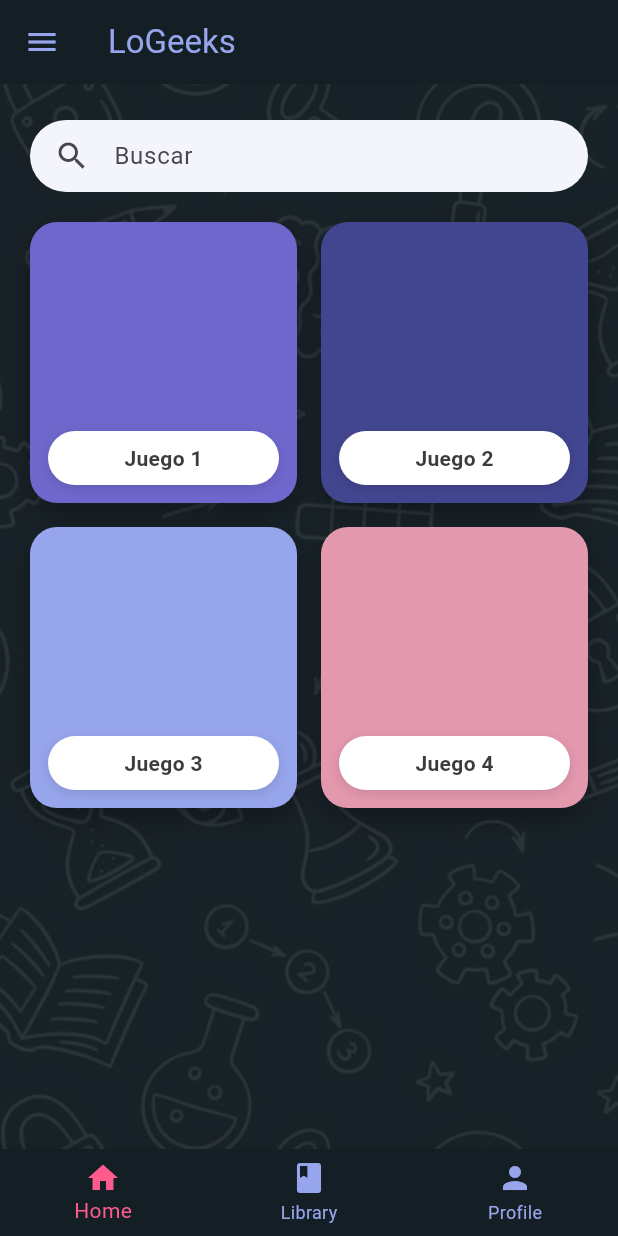
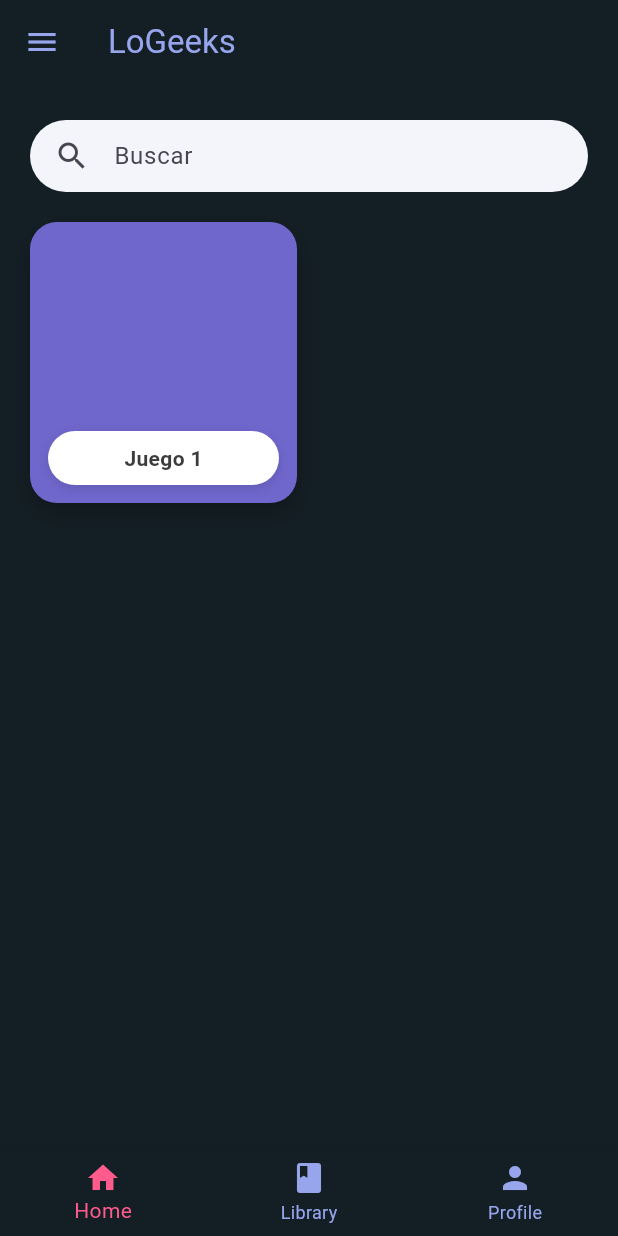
Before and after one commit to AdriBc16/Lo-Geeks, a Flutter app: the HomePage screen opened directly with empty values, on a phone screen of 412 x 824 dp. Run offline on Flutter 3.47's test engine with Material 3 defaults, Android fonts, the light colour scheme and no system bars; our stand-ins replace flutter_animate.

Commit message:
Juego 1 prueba

```diff
--- a/lib/VISTA/api_service.dart
+++ b/lib/VISTA/api_service.dart
@@ -3,7 +3,7 @@ import 'package:http/http.dart' as http;
 
 class ApiService {
   final String baseUrl =
-      "http://localhost/api"; //Para usar en android cambiar localhost por 10.0.2.2, nose si cambia para IOS
+      "http://172.16.72.235/api"; //Para usar en android cambiar localhost por 10.0.2.2, nose si cambia para IOS
 
   Future<Map<String, dynamic>> login(String username, String password) async {
     final response = await http.post(
--- a/lib/VISTA/games_home_page.dart
+++ b/lib/VISTA/games_home_page.dart
@@ -1,7 +1,8 @@
 import 'package:flutter/material.dart';
+import 'game1.dart'; // 👈 importamos la pantalla del Juego 1
 
-class GamesHomePage extends StatelessWidget {
-  const GamesHomePage({super.key});
+class GamesHome extends StatelessWidget {
+  const GamesHome({super.key});
 
   @override
   Widget build(BuildContext context) {
@@ -13,55 +14,45 @@ class GamesHomePage extends StatelessWidget {
             height: double.infinity,
             color: const Color(0xFF141F25),
           ),
-
-          Opacity(
-            opacity: 0.1,
-            child: Image.asset(
-              'assets/images/background.png',
-              fit: BoxFit.cover,
-              width: double.infinity,
-              height: double.infinity,
-            ),
-          ),
-
           SafeArea(
             child: Padding(
               padding: const EdgeInsets.symmetric(horizontal: 20, vertical: 16),
-              child: const _Content(),
-            ),
-          ),
-        ],
-      ),
-    );
-  }
-}
-
-class _Content extends StatelessWidget {
-  const _Content();
-
-  @override
-  Widget build(BuildContext context) {
-    return Column(
+              child: Column(
                 children: [
                   const SizedBox(height: 8),
                   const _SearchBar(),
                   const SizedBox(height: 20),
-        // Grilla 2x2
+
+                  // Grilla con los juegos
                   Expanded(
                     child: GridView.count(
                       crossAxisCount: 2,
                       mainAxisSpacing: 16,
                       crossAxisSpacing: 16,
                       childAspectRatio: 0.95,
-            children: const [
-              GameCard(title: 'Juego 1', color: Color(0xFF6F67CC)),
-              GameCard(title: 'Juego 2', color: Color(0xFF424690)),
-              GameCard(title: 'Juego 3', color: Color(0xFF97A5EC)),
-              GameCard(title: 'Juego 4', color: Color(0xFFE398AD)),
+                      children: [
+                        // Botón de Juego 1
+                        GameCard(
+                          title: 'Juego 1',
+                          color: const Color(0xFF6F67CC),
+                          onTap: () {
+                            Navigator.push(
+                              context,
+                              MaterialPageRoute(
+                                builder: (context) => const Game1(),
+                              ),
+                            );
+                          },
+                        ),
                       ],
                     ),
                   ),
                 ],
+              ),
+            ),
+          ),
+        ],
+      ),
     );
   }
 }
@@ -120,7 +111,6 @@ class GameCard extends StatelessWidget {
               ],
             ),
           ),
-
           Positioned(
             left: 12,
             right: 12,
--- a/lib/VISTA/home_page.dart
+++ b/lib/VISTA/home_page.dart
@@ -24,7 +24,7 @@ class HomePageState extends State<HomePage> {
   void initState() {
     super.initState();
     screens = [
-      const GamesHomePage(),
+      const GamesHome(),
       const Library(),
       Profile(nombreUsuario: widget.nombreUsuario),
     ];
--- a/lib/VISTA/main.dart
+++ b/lib/VISTA/main.dart
@@ -1,5 +1,6 @@
 import 'package:app_prueba_flutter/VISTA/login.dart';
 import 'package:app_prueba_flutter/VISTA/option.dart';
+import 'package:app_prueba_flutter/VISTA/game1.dart';
 import 'package:flutter/material.dart';
 import 'home_page.dart';
 
```
Also changed, not shown: lib/VISTA/game1.dart (added, +200 -0 lines), pubspec.lock. Lines whose indentation alone changed are shown as unchanged.
